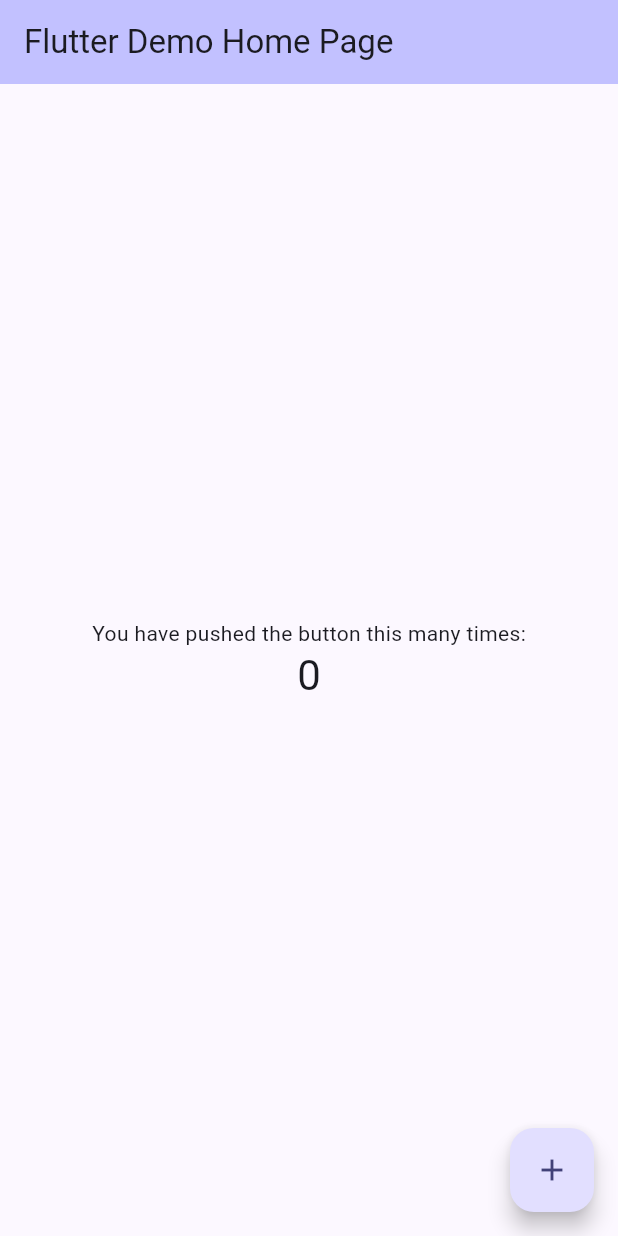
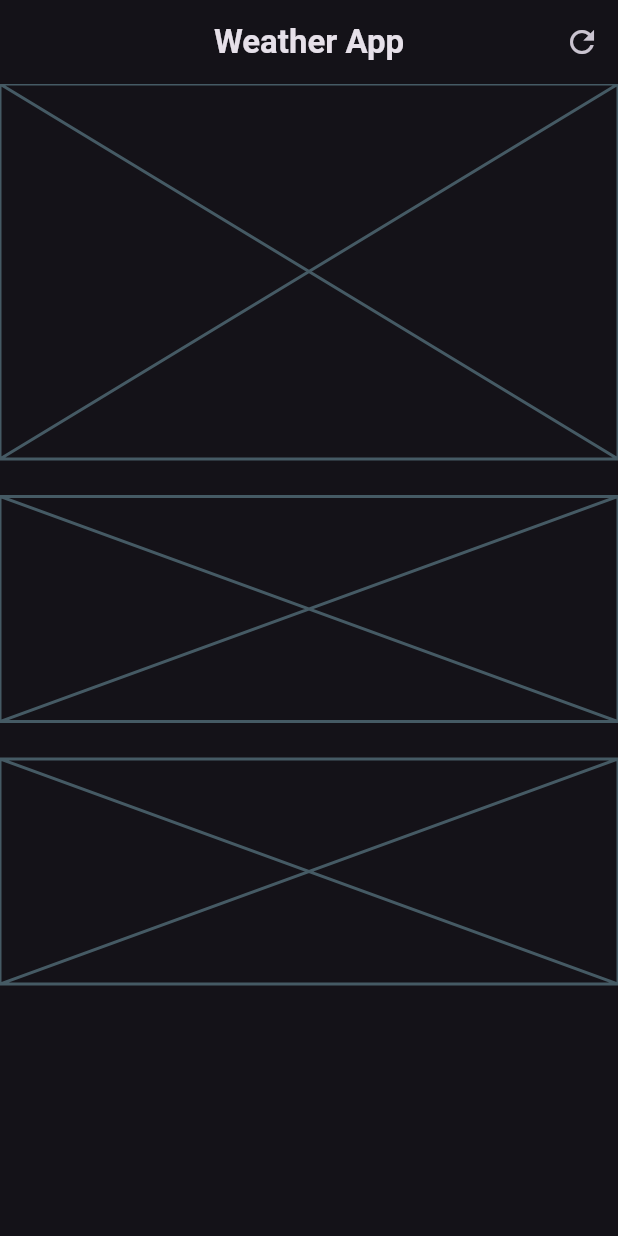
Before and after one commit to HevertonLessa/MOBILE-DEV, a Flutter app: the screen it shows after launch, on a phone screen of 412 x 824 dp. Run offline on Flutter 3.47's test engine with Material 3 defaults, Android fonts, the phone set to English and light mode, and no system bars.

Commit message:
25/02/25

```diff
--- a/Flutter/weather_app/lib/main.dart
+++ b/Flutter/weather_app/lib/main.dart
@@ -1,4 +1,5 @@
 import 'package:flutter/material.dart';
+import 'package:weather_app/weather_screen.dart';
 
 void main() {
   runApp(const MyApp());
@@ -7,119 +8,12 @@ void main() {
 class MyApp extends StatelessWidget {
   const MyApp({super.key});
 
-  // This widget is the root of your application.
   @override
   Widget build(BuildContext context) {
-    return MaterialApp(
-      title: 'Weather',
-      theme: ThemeData(
-        // This is the theme of your application.
-        //
-        // TRY THIS: Try running your application with "flutter run". You'll see
-        // the application has a purple toolbar. Then, without quitting the app,
-        // try changing the seedColor in the colorScheme below to Colors.green
-        // and then invoke "hot reload" (save your changes or press the "hot
-        // reload" button in a Flutter-supported IDE, or press "r" if you used
-        // the command line to start the app).
-        //
-        // Notice that the counter didn't reset back to zero; the application
-        // state is not lost during the reload. To reset the state, use hot
-        // restart instead.
-        //
-        // This works for code too, not just values: Most code changes can be
-        // tested with just a hot reload.
-        colorScheme: ColorScheme.fromSeed(seedColor: const Color.fromARGB(255, 165, 164, 223)),
-        useMaterial3: true,
-      ),
-      home: const MyHomePage(title: 'Flutter Demo Home Page'),
+    return  MaterialApp(
+      debugShowCheckedModeBanner: false,
+      theme: ThemeData.dark(useMaterial3: true),
+      home: const WeatherScreen(),
     );
   }
 }
-
-class MyHomePage extends StatefulWidget {
-  const MyHomePage({super.key, required this.title});
-
-  // This widget is the home page of your application. It is stateful, meaning
-  // that it has a State object (defined below) that contains fields that affect
-  // how it looks.
-
-  // This class is the configuration for the state. It holds the values (in this
-  // case the title) provided by the parent (in this case the App widget) and
-  // used by the build method of the State. Fields in a Widget subclass are
-  // always marked "final".
-
-  final String title;
-
-  @override
-  State<MyHomePage> createState() => _MyHomePageState();
-}
-
-class _MyHomePageState extends State<MyHomePage> {
-  int _counter = 0;
-
-  void _incrementCounter() {
-    setState(() {
-      // This call to setState tells the Flutter framework that something has
-      // changed in this State, which causes it to rerun the build method below
-      // so that the display can reflect the updated values. If we changed
-      // _counter without calling setState(), then the build method would not be
-      // called again, and so nothing would appear to happen.
-      _counter++;
-    });
-  }
-
-  @override
-  Widget build(BuildContext context) {
-    // This method is rerun every time setState is called, for instance as done
-    // by the _incrementCounter method above.
-    //
-    // The Flutter framework has been optimized to make rerunning build methods
-    // fast, so that you can just rebuild anything that needs updating rather
-    // than having to individually change instances of widgets.
-    return Scaffold(
-      appBar: AppBar(
-        // TRY THIS: Try changing the color here to a specific color (to
-        // Colors.amber, perhaps?) and trigger a hot reload to see the AppBar
-        // change color while the other colors stay the same.
-        backgroundColor: Theme.of(context).colorScheme.inversePrimary,
-        // Here we take the value from the MyHomePage object that was created by
-        // the App.build method, and use it to set our appbar title.
-        title: Text(widget.title),
-      ),
-      body: Center(
-        // Center is a layout widget. It takes a single child and positions it
-        // in the middle of the parent.
-        child: Column(
-          // Column is also a layout widget. It takes a list of children and
-          // arranges them vertically. By default, it sizes itself to fit its
-          // children horizontally, and tries to be as tall as its parent.
-          //
-          // Column has various properties to control how it sizes itself and
-          // how it positions its children. Here we use mainAxisAlignment to
-          // center the children vertically; the main axis here is the vertical
-          // axis because Columns are vertical (the cross axis would be
-          // horizontal).
-          //
-          // TRY THIS: Invoke "debug painting" (choose the "Toggle Debug Paint"
-          // action in the IDE, or press "p" in the console), to see the
-          // wireframe for each widget.
-          mainAxisAlignment: MainAxisAlignment.center,
-          children: <Widget>[
-            const Text(
-              'You have pushed the button this many times:',
-            ),
-            Text(
-              '$_counter',
-              style: Theme.of(context).textTheme.headlineMedium,
-            ),
-          ],
-        ),
-      ),
-      floatingActionButton: FloatingActionButton(
-        onPressed: _incrementCounter,
-        tooltip: 'Increment',
-        child: const Icon(Icons.add),
-      ), // This trailing comma makes auto-formatting nicer for build methods.
-    );
-  }
-}
--- /dev/null
+++ b/Flutter/weather_app/lib/weather_screen.dart
@@ -0,0 +1,42 @@
+import 'package:flutter/material.dart';
+
+class WeatherScreen extends StatelessWidget {
+  const WeatherScreen({super.key});
+
+  @override
+  Widget build(BuildContext context) {
+    return Scaffold(
+      appBar: AppBar(
+        centerTitle: true,
+        title: const Text(
+          'Weather App',
+          style: TextStyle(fontWeight: FontWeight.bold),
+        ),
+        actions: [
+          IconButton(
+            onPressed: () {},
+            icon: Icon(Icons.refresh),
+          )
+        ],
+      ),
+      body: Column(
+        children: [
+          //main card
+          const Placeholder(
+            fallbackHeight: 250,
+          ),
+          // weather forecast cards
+          const SizedBox(height: 25),
+          const Placeholder(
+            fallbackHeight: 150,
+          ),
+          // additional information
+          const SizedBox(height: 25),
+          const Placeholder(
+            fallbackHeight: 150,
+          ),
+        ],
+      ),
+    );
+  }
+}
```
